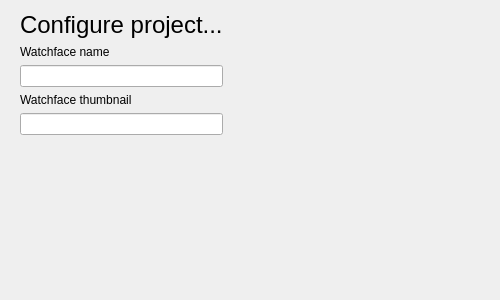
ooflet/Mi-Create, file src/dialog/compileDialog.ui: the form before one commit.
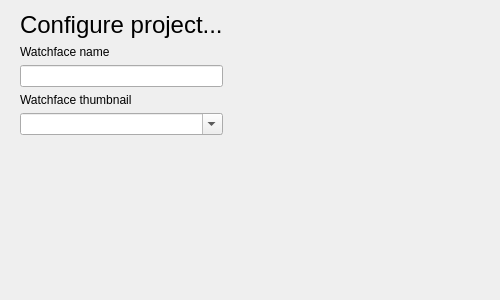
The form after the commit.

What changed in the file:
```diff
--- a/src/dialog/compileDialog.ui
+++ b/src/dialog/compileDialog.ui
@@ -62,16 +62,6 @@
          </property>
         </widget>
        </item>
-       <item row="6" column="0">
-        <widget class="QLineEdit" name="thumbnailLocation">
-         <property name="sizePolicy">
-          <sizepolicy hsizetype="Minimum" vsizetype="Fixed">
-           <horstretch>0</horstretch>
-           <verstretch>0</verstretch>
-          </sizepolicy>
-         </property>
-        </widget>
-       </item>
        <item row="3" column="0">
         <widget class="QLabel" name="label_6">
          <property name="text">
@@ -115,6 +105,13 @@
          </property>
         </widget>
        </item>
+       <item row="6" column="0">
+        <widget class="QComboBox" name="thumbnailLocation">
+         <property name="editable">
+          <bool>true</bool>
+         </property>
+        </widget>
+       </item>
       </layout>
      </widget>
      <widget class="QWidget" name="page">
```
